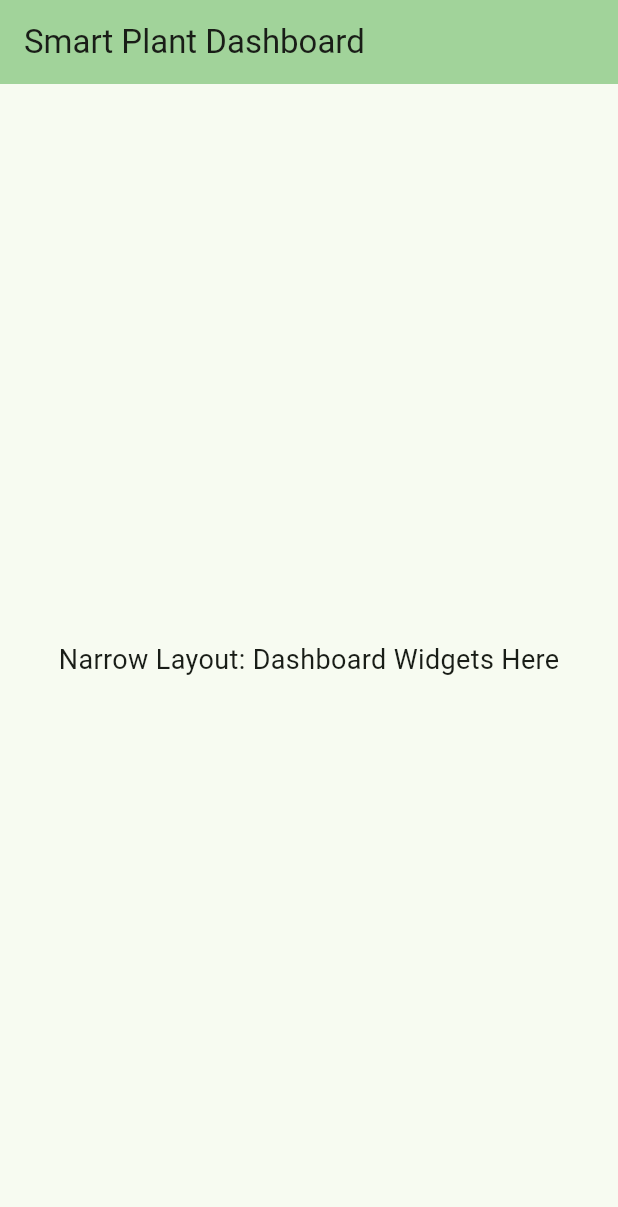
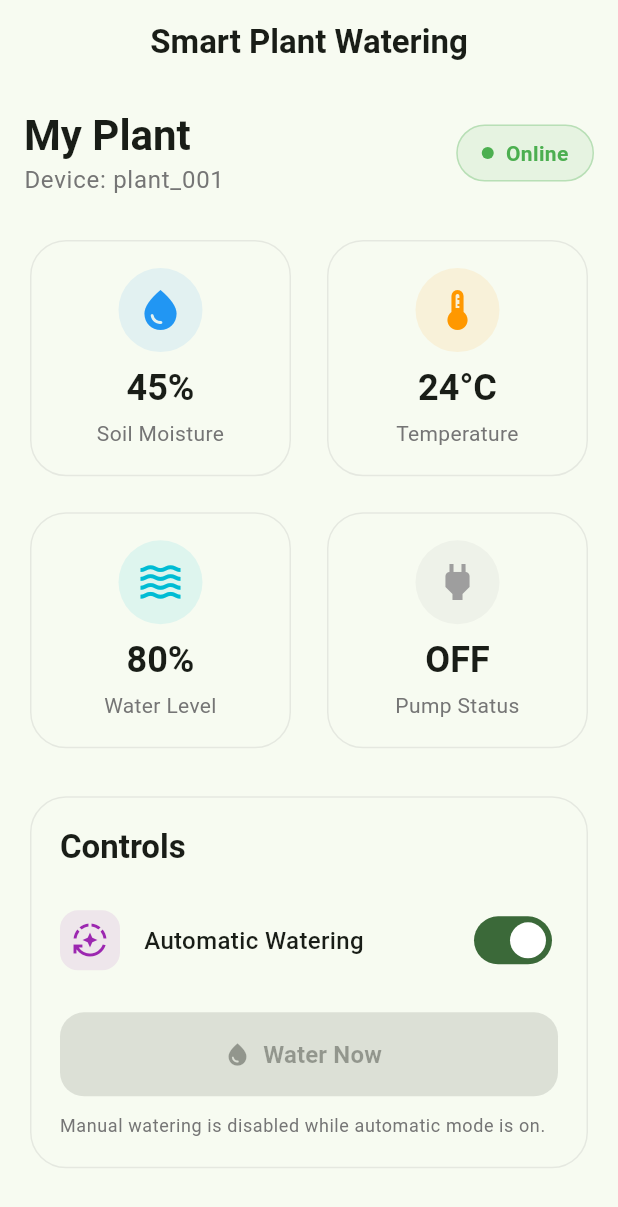
Before and after one commit to YousefAlgharasi/IoT-Smart-Plant-Watering-System, a Flutter app: the screen it shows after launch, on a phone screen of 412 x 824 dp. Shown: the top 1207 px of the screen. Run offline on Flutter 3.47's test engine with Material 3 defaults, Android fonts, the phone set to English and light mode, and no system bars; our stand-ins replace cloud_firestore, firebase_core; accounts and stored records are empty.

Commit message:
Implement dashboard layout and Firebase integration with Firestore support

```diff
--- a/lib/features/dashboard/presentation/dashboard_screen.dart
+++ b/lib/features/dashboard/presentation/dashboard_screen.dart
@@ -1,4 +1,7 @@
 import 'package:flutter/material.dart';
+import '../widgets/metric_card.dart';
+import '../widgets/status_card.dart';
+import '../widgets/control_panel.dart';
 
 class DashboardScreen extends StatelessWidget {
   const DashboardScreen({super.key});
@@ -6,31 +9,113 @@ class DashboardScreen extends StatelessWidget {
   @override
   Widget build(BuildContext context) {
     return Scaffold(
+      backgroundColor: Theme.of(context).colorScheme.surface,
       appBar: AppBar(
-        title: const Text('Smart Plant Dashboard'),
-        backgroundColor: Theme.of(context).colorScheme.inversePrimary,
+        title: const Text('Smart Plant Watering', style: TextStyle(fontWeight: FontWeight.bold)),
+        centerTitle: true,
+        elevation: 0,
+        backgroundColor: Colors.transparent,
       ),
-      body: LayoutBuilder(
-        builder: (context, constraints) {
-          if (constraints.maxWidth > 600) {
-            return _buildWideLayout(context);
-          } else {
-            return _buildNarrowLayout(context);
-          }
-        },
+      body: SafeArea(
+        child: LayoutBuilder(
+          builder: (context, constraints) {
+            final isWide = constraints.maxWidth > 600;
+            return SingleChildScrollView(
+              padding: const EdgeInsets.all(16.0),
+              child: Column(
+                crossAxisAlignment: CrossAxisAlignment.start,
+                children: [
+                  _buildHeader(context),
+                  const SizedBox(height: 24),
+                  if (isWide)
+                    Row(
+                      crossAxisAlignment: CrossAxisAlignment.start,
+                      children: [
+                        Expanded(flex: 2, child: _buildMetricsGrid(isWide: true)),
+                        const SizedBox(width: 24),
+                        Expanded(flex: 1, child: _buildControls(context)),
+                      ],
+                    )
+                  else ...[
+                    _buildMetricsGrid(isWide: false),
+                    const SizedBox(height: 24),
+                    _buildControls(context),
+                  ],
+                ],
+              ),
+            );
+          },
+        ),
       ),
     );
   }
 
-  Widget _buildWideLayout(BuildContext context) {
-    return const Center(
-      child: Text('Wide Layout: Dashboard Widgets Here', style: TextStyle(fontSize: 24)),
+  Widget _buildHeader(BuildContext context) {
+    return Row(
+      mainAxisAlignment: MainAxisAlignment.spaceBetween,
+      children: [
+        Column(
+          crossAxisAlignment: CrossAxisAlignment.start,
+          children: [
+            Text(
+              'My Plant',
+              style: Theme.of(context).textTheme.headlineMedium?.copyWith(
+                    fontWeight: FontWeight.bold,
+                  ),
+            ),
+            Text(
+              'Device: plant_001',
+              style: Theme.of(context).textTheme.bodyLarge?.copyWith(
+                    color: Colors.grey[600],
+                  ),
+            ),
+          ],
+        ),
+        const StatusCard(status: 'Online', isOnline: true),
+      ],
     );
   }
 
-  Widget _buildNarrowLayout(BuildContext context) {
-    return const Center(
-      child: Text('Narrow Layout: Dashboard Widgets Here', style: TextStyle(fontSize: 18)),
+  Widget _buildMetricsGrid({required bool isWide}) {
+    return GridView.count(
+      crossAxisCount: isWide ? 3 : 2,
+      crossAxisSpacing: 16,
+      mainAxisSpacing: 16,
+      shrinkWrap: true,
+      physics: const NeverScrollableScrollPhysics(),
+      childAspectRatio: 1.1,
+      children: const [
+        MetricCard(
+          title: 'Soil Moisture',
+          value: '45%',
+          icon: Icons.water_drop,
+          color: Colors.blue,
+        ),
+        MetricCard(
+          title: 'Temperature',
+          value: '24°C',
+          icon: Icons.thermostat,
+          color: Colors.orange,
+        ),
+        MetricCard(
+          title: 'Water Level',
+          value: '80%',
+          icon: Icons.waves,
+          color: Colors.cyan,
+        ),
+        MetricCard(
+          title: 'Pump Status',
+          value: 'OFF',
+          icon: Icons.power,
+          color: Colors.grey,
+        ),
+      ],
+    );
+  }
+
+  Widget _buildControls(BuildContext context) {
+    return const ControlPanel(
+      isAutomatic: true,
     );
   }
 }
--- /dev/null
+++ b/lib/features/dashboard/widgets/control_panel.dart
@@ -0,0 +1,120 @@
+import 'package:flutter/material.dart';
+
+class ControlPanel extends StatefulWidget {
+  final bool isAutomatic;
+
+  const ControlPanel({
+    super.key,
+    required this.isAutomatic,
+  });
+
+  @override
+  State<ControlPanel> createState() => _ControlPanelState();
+}
+
+class _ControlPanelState extends State<ControlPanel> {
+  late bool _isAuto;
+
+  @override
+  void initState() {
+    super.initState();
+    _isAuto = widget.isAutomatic;
+  }
+
+  @override
+  Widget build(BuildContext context) {
+    return Card(
+      elevation: 0,
+      shape: RoundedRectangleBorder(
+        borderRadius: BorderRadius.circular(24),
+        side: BorderSide(color: Colors.grey.withValues(alpha: 0.2), width: 1),
+      ),
+      color: Theme.of(context).colorScheme.surface,
+      child: Padding(
+        padding: const EdgeInsets.all(20.0),
+        child: Column(
+          crossAxisAlignment: CrossAxisAlignment.start,
+          children: [
+            Text(
+              'Controls',
+              style: Theme.of(context).textTheme.titleLarge?.copyWith(
+                    fontWeight: FontWeight.bold,
+                  ),
+            ),
+            const SizedBox(height: 24),
+            Row(
+              mainAxisAlignment: MainAxisAlignment.spaceBetween,
+              children: [
+                Expanded(
+                  child: Row(
+                    children: [
+                      Container(
+                        padding: const EdgeInsets.all(8),
+                        decoration: BoxDecoration(
+                          color: Colors.purple.withValues(alpha: 0.1),
+                          borderRadius: BorderRadius.circular(12),
+                        ),
+                        child: const Icon(Icons.auto_mode, color: Colors.purple),
+                      ),
+                      const SizedBox(width: 16),
+                      const Expanded(
+                        child: Text(
+                          'Automatic Watering',
+                          style: TextStyle(fontSize: 16, fontWeight: FontWeight.w500),
+                        ),
+                      ),
+                    ],
+                  ),
+                ),
+                Switch(
+                  value: _isAuto,
+                  onChanged: (value) {
+                    setState(() {
+                      _isAuto = value;
+                    });
+                  },
+                ),
+              ],
+            ),
+            const SizedBox(height: 24),
+            SizedBox(
+              width: double.infinity,
+              height: 56,
+              child: FilledButton.icon(
+                onPressed: _isAuto
+                    ? null // Disable manual watering if automatic is on
+                    : () {
+                        // Handle manual watering
+                        ScaffoldMessenger.of(context).showSnackBar(
+                          const SnackBar(content: Text('Watering started...')),
+                        );
+                      },
+                icon: const Icon(Icons.water_drop),
+                label: const Text(
+                  'Water Now',
+                  style: TextStyle(fontSize: 16, fontWeight: FontWeight.bold),
+                ),
+                style: FilledButton.styleFrom(
+                  shape: RoundedRectangleBorder(
+                    borderRadius: BorderRadius.circular(16),
+                  ),
+                ),
+              ),
+            ),
+            if (_isAuto)
+              Padding(
+                padding: const EdgeInsets.only(top: 12.0),
+                child: Text(
+                  'Manual watering is disabled while automatic mode is on.',
+                  style: Theme.of(context).textTheme.bodySmall?.copyWith(
+                        color: Colors.grey[600],
+                      ),
+                  textAlign: TextAlign.center,
+                ),
+              ),
+          ],
+        ),
+      ),
+    );
+  }
+}
--- /dev/null
+++ b/lib/features/dashboard/widgets/metric_card.dart
@@ -0,0 +1,59 @@
+import 'package:flutter/material.dart';
+
+class MetricCard extends StatelessWidget {
+  final String title;
+  final String value;
+  final IconData icon;
+  final Color color;
+
+  const MetricCard({
+    super.key,
+    required this.title,
+    required this.value,
+    required this.icon,
+    required this.color,
+  });
+
+  @override
+  Widget build(BuildContext context) {
+    return Card(
+      elevation: 0,
+      shape: RoundedRectangleBorder(
+        borderRadius: BorderRadius.circular(24),
+        side: BorderSide(color: Colors.grey.withValues(alpha: 0.2), width: 1),
+      ),
+      color: Theme.of(context).colorScheme.surface,
+      child: Padding(
+        padding: const EdgeInsets.all(16.0),
+        child: Column(
+          mainAxisAlignment: MainAxisAlignment.center,
+          children: [
+            Container(
+              padding: const EdgeInsets.all(12),
+              decoration: BoxDecoration(
+                color: color.withValues(alpha: 0.1),
+                shape: BoxShape.circle,
+              ),
+              child: Icon(icon, color: color, size: 32),
+            ),
+            const SizedBox(height: 8),
+            Text(
+              value,
+              style: Theme.of(context).textTheme.headlineSmall?.copyWith(
+                    fontWeight: FontWeight.bold,
+                  ),
+            ),
+            const SizedBox(height: 4),
+            Text(
+              title,
+              style: Theme.of(context).textTheme.bodyMedium?.copyWith(
+                    color: Colors.grey[600],
+                  ),
+              textAlign: TextAlign.center,
+            ),
+          ],
+        ),
+      ),
+    );
+  }
+}
--- /dev/null
+++ b/lib/features/dashboard/widgets/status_card.dart
@@ -0,0 +1,47 @@
+import 'package:flutter/material.dart';
+
+class StatusCard extends StatelessWidget {
+  final String status;
+  final bool isOnline;
+
+  const StatusCard({
+    super.key,
+    required this.status,
+    required this.isOnline,
+  });
+
+  @override
+  Widget build(BuildContext context) {
+    final color = isOnline ? Colors.green : Colors.red;
+
+    return Container(
+      padding: const EdgeInsets.symmetric(horizontal: 16, vertical: 8),
+      decoration: BoxDecoration(
+        color: color.withValues(alpha: 0.1),
+        borderRadius: BorderRadius.circular(20),
+        border: Border.all(color: color.withValues(alpha: 0.3)),
+      ),
+      child: Row(
+        mainAxisSize: MainAxisSize.min,
+        children: [
+          Container(
+            width: 8,
+            height: 8,
+            decoration: BoxDecoration(
+              color: color,
+              shape: BoxShape.circle,
+            ),
+          ),
+          const SizedBox(width: 8),
+          Text(
+            status,
+            style: TextStyle(
+              color: color,
+              fontWeight: FontWeight.bold,
+            ),
+          ),
+        ],
+      ),
+    );
+  }
+}
--- a/lib/main.dart
+++ b/lib/main.dart
@@ -1,9 +1,18 @@
 import 'package:flutter/material.dart';
+import 'package:firebase_core/firebase_core.dart';
 import 'features/dashboard/presentation/dashboard_screen.dart';
 
-void main() {
+void main() async {
   WidgetsFlutterBinding.ensureInitialized();
-  // Firebase initialization goes here later
+
+  try {
+    // Note: If you want to configure Firebase for all platforms using flutterfire CLI,
+    // run `flutterfire configure` and then pass `options: DefaultFirebaseOptions.currentPlatform`
+    await Firebase.initializeApp();
+  } catch (e) {
+    debugPrint('Firebase initialization error: $e');
+  }
+
   runApp(const SmartPlantApp());
 }
 
--- /dev/null
+++ b/lib/models/device_model.dart
@@ -0,0 +1,57 @@
+import 'package:cloud_firestore/cloud_firestore.dart';
+
+class DeviceModel {
+  final String id;
+  final double soilMoisture;
+  final double temperature;
+  final double waterLevel;
+  final bool pump;
+  final bool automatic;
+  final bool online;
+  final double threshold;
+  final int wateringDuration;
+  final DateTime lastUpdated;
+
+  DeviceModel({
+    required this.id,
+    required this.soilMoisture,
+    required this.temperature,
+    required this.waterLevel,
+    required this.pump,
+    required this.automatic,
+    required this.online,
+    required this.threshold,
+    required this.wateringDuration,
+    required this.lastUpdated,
+  });
+
+  factory DeviceModel.fromFirestore(DocumentSnapshot doc) {
+    Map<String, dynamic> data = doc.data() as Map<String, dynamic>;
+    return DeviceModel(
+      id: doc.id,
+      soilMoisture: (data['soilMoisture'] ?? 0.0).toDouble(),
+      temperature: (data['temperature'] ?? 0.0).toDouble(),
+      waterLevel: (data['waterLevel'] ?? 0.0).toDouble(),
+      pump: data['pump'] ?? false,
+      automatic: data['automatic'] ?? false,
+      online: data['online'] ?? false,
+      threshold: (data['threshold'] ?? 0.0).toDouble(),
+      wateringDuration: data['wateringDuration'] ?? 0,
+      lastUpdated: (data['lastUpdated'] as Timestamp?)?.toDate() ?? DateTime.now(),
+    );
+  }
+
+  Map<String, dynamic> toFirestore() {
+    return {
+      'soilMoisture': soilMoisture,
+      'temperature': temperature,
+      'waterLevel': waterLevel,
+      'pump': pump,
+      'automatic': automatic,
+      'online': online,
+      'threshold': threshold,
+      'wateringDuration': wateringDuration,
+      'lastUpdated': Timestamp.fromDate(lastUpdated),
+    };
+  }
+}
--- /dev/null
+++ b/lib/services/firestore_service.dart
@@ -0,0 +1,42 @@
+import 'package:cloud_firestore/cloud_firestore.dart';
+import '../models/device_model.dart';
+
+class FirestoreService {
+  final FirebaseFirestore _db = FirebaseFirestore.instance;
+
+  // Collection reference
+  CollectionReference get _devices => _db.collection('devices');
+
+  // Read a single device stream
+  Stream<DeviceModel> getDeviceStream(String deviceId) {
+    return _devices.doc(deviceId).snapshots().map((snapshot) {
+      if (snapshot.exists) {
+        return DeviceModel.fromFirestore(snapshot);
+      } else {
+        throw Exception("Device not found");
+      }
+    });
+  }
+
+  // Read a single device once
+  Future<DeviceModel?> getDevice(String deviceId) async {
+    final snapshot = await _devices.doc(deviceId).get();
+    if (snapshot.exists) {
+      return DeviceModel.fromFirestore(snapshot);
+    }
+    return null;
+  }
+
+  // Write/Update a device
+  Future<void> updateDevice(DeviceModel device) async {
+    await _devices.doc(device.id).set(
+      device.toFirestore(),
+      SetOptions(merge: true),
+    );
+  }
+
+  // Update specific fields (e.g., toggling the pump)
+  Future<void> updateDeviceFields(String deviceId, Map<String, dynamic> fields) async {
+    await _devices.doc(deviceId).update(fields);
+  }
+}
--- a/pubspec.yaml
+++ b/pubspec.yaml
@@ -35,6 +35,7 @@ dependencies:
   # Use with the CupertinoIcons class for iOS style icons.
   cupertino_icons: ^1.0.8
   firebase_core: ^4.12.1
+  cloud_firestore: ^6.7.1
 
 dev_dependencies:
   flutter_test:
```
Also changed, not shown: pubspec.lock, 4 other files.
